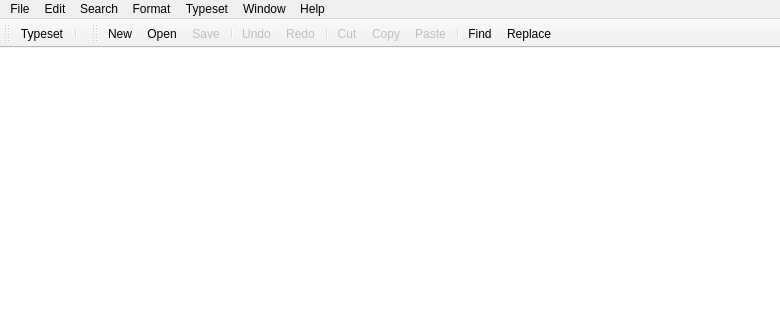
The window that TeXDocument.ui (Sharpie/TeXworks) describes before a commit, drawn with Qt 5; both pictures show x 0 to 780 and y 0 to 320 of the 780 by 580 pixel window.
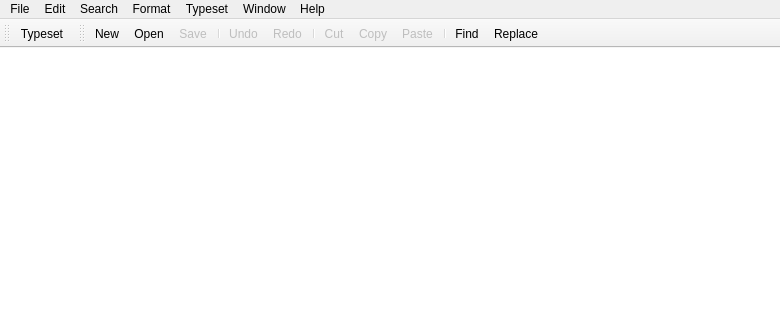
The same window after the commit. Icons and pictures are not drawn. Custom widgets are drawn as their Qt base class.

Diff of the .ui file:
```diff
--- a/TeXDocument.ui
+++ b/TeXDocument.ui
@@ -222,7 +222,6 @@
     <bool>false</bool>
    </attribute>
    <addaction name="actionTypeset" />
-   <addaction name="separator" />
   </widget>
   <widget class="QToolBar" name="toolBar_edit" >
    <property name="windowTitle" >
```
